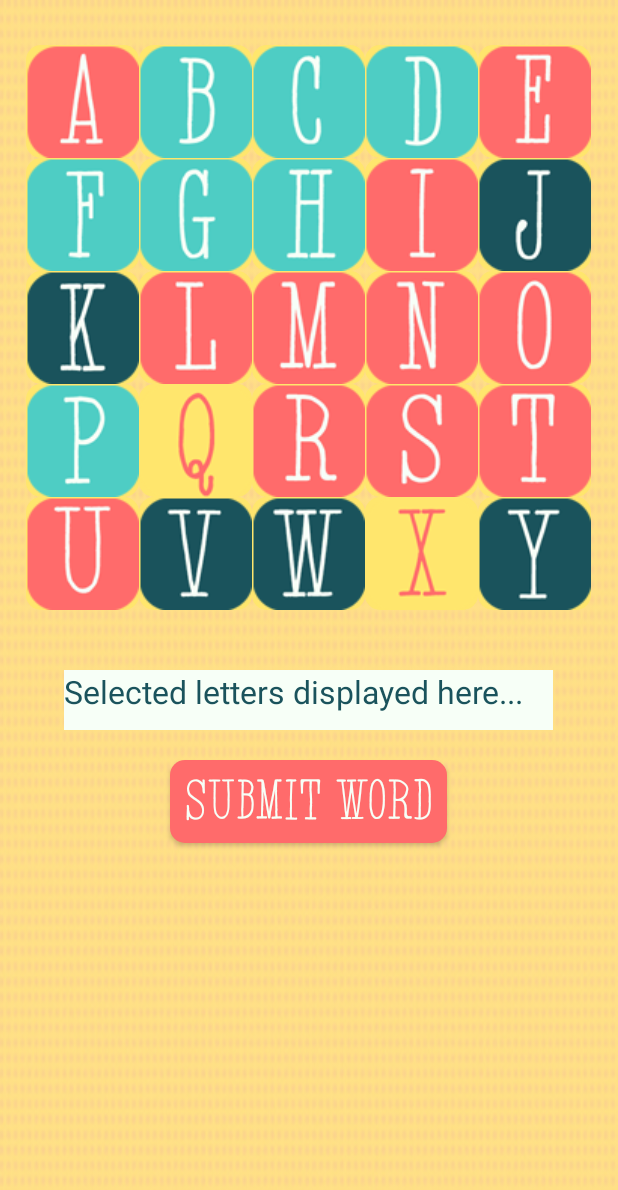
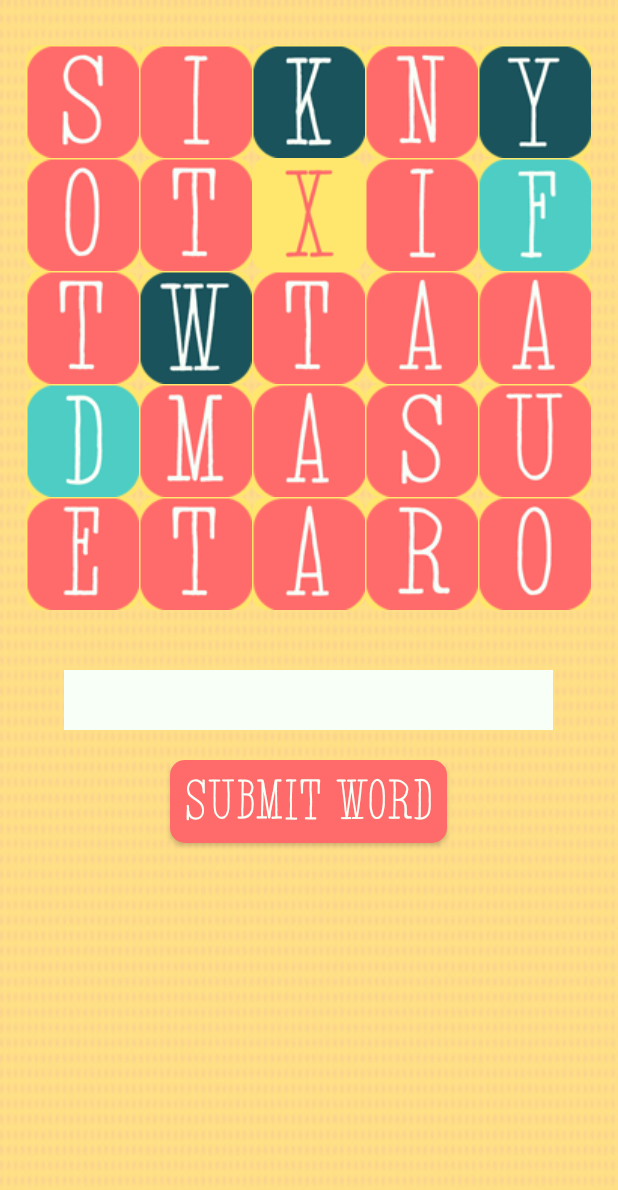
Before and after one commit to NotQuiteHeroes/Anagrams, an Android app: the GameActivity screen opened directly, with no data from a screen before it, on a phone screen of 412 x 824 dp. Shown: the top 1190 px of the screen. Run offline under Robolectric (Android 15) with nearby library versions, the phone set to English and light mode, and no system bars.

Commit message:
Add functionality to randomly assign tile

```diff
--- a/app/src/main/java/com/eckstein/paige/anagrams/GameActivity.java
+++ b/app/src/main/java/com/eckstein/paige/anagrams/GameActivity.java
@@ -8,19 +8,23 @@ import android.view.animation.Animation;
 import android.view.animation.AnimationUtils;
 import android.widget.Button;
 import android.widget.ImageButton;
+import android.widget.TextView;
 
 import java.util.ArrayList;
+import java.util.HashMap;
 import java.util.List;
 
 public class GameActivity extends Activity implements View.OnClickListener {
 
-    List<ImageButton> tiles;
+    GamePlay play = new GamePlay();
+    HashMap<Integer, String> tiles;
+    TextView currentWord;
     static final int[] button_ids =
             {
-              R.id.c0r0, R.id.c0r1, R.id.c0r2, R.id.c0r3, R.id.c0r4,
+                    R.id.c0r0, R.id.c0r1, R.id.c0r2, R.id.c0r3, R.id.c0r4,
                     R.id.c1r0, R.id.c1r1, R.id.c1r2, R.id.c1r3, R.id.c1r4,
                     R.id.c2r0, R.id.c2r1, R.id.c2r2, R.id.c2r3, R.id.c2r4,
-                    R.id.c3r0, R.id.c3r1, R.id.c3r2, R.id.c3r4, R.id.c3r4,
+                    R.id.c3r0, R.id.c3r1, R.id.c3r2, R.id.c3r3, R.id.c3r4,
                     R.id.c4r0, R.id.c4r1, R.id.c4r2, R.id.c4r3, R.id.c4r4
 
             };
@@ -31,12 +35,16 @@ public class GameActivity extends Activity implements View.OnClickListener {
         setContentView(R.layout.activity_game);
 
         GamePlay play = new GamePlay();
-        tiles = new ArrayList<>();
+        currentWord = findViewById(R.id.playField);
+
+        tiles = new HashMap<>();
         for(int id : button_ids)
         {
             ImageButton button = findViewById(id);
             button.setOnClickListener(this);
-            tiles.add(button);
+            int randomTile = play.getRandomTile();
+            button.setImageResource(randomTile);
+            tiles.put(id, play.getTileLetter(randomTile));
         }
 
         //this temporarily just takes the user to the end game screen
@@ -56,5 +64,6 @@ public class GameActivity extends Activity implements View.OnClickListener {
     {
         Animation ranim = AnimationUtils.loadAnimation(this, R.anim.rotate);
         v.startAnimation(ranim);
+        currentWord.append(tiles.get(v.getId()));
     }
 }
--- a/app/src/main/java/com/eckstein/paige/anagrams/GamePlay.java
+++ b/app/src/main/java/com/eckstein/paige/anagrams/GamePlay.java
@@ -5,7 +5,7 @@ import java.util.Random;
 public class GamePlay {
 
     private int[] tiles;
-    Random rng;
+    private Random rng;
 
     public GamePlay()
     {
@@ -35,6 +35,119 @@ public class GamePlay {
 
     public int getRandomTile()
     {
-        return tiles[rng.nextInt(100)];
+        return tiles[rng.nextInt(99)];
+    }
+
+    public String getTileLetter(int drawable)
+    {
+       switch(drawable)
+       {
+           case R.drawable.a:
+           {
+               return "a";
+           }
+           case R.drawable.b:
+           {
+               return "b";
+           }
+           case R.drawable.c:
+           {
+               return "c";
+           }
+           case R.drawable.d:
+           {
+               return "d";
+           }
+           case R.drawable.e:
+           {
+               return "e";
+           }
+           case R.drawable.f:
+           {
+               return "f";
+           }
+           case R.drawable.g:
+           {
+               return "g";
+           }
+           case R.drawable.h:
+           {
+               return "h";
+           }
+           case R.drawable.i:
+           {
+               return "i";
+           }
+           case R.drawable.j:
+           {
+               return "j";
+           }
+           case R.drawable.k:
+           {
+               return "k";
+           }
+           case R.drawable.l:
+           {
+               return "l";
+           }
+           case R.drawable.m:
+           {
+               return "m";
+           }
+           case R.drawable.n:
+           {
+               return "n";
+           }
+           case R.drawable.o:
+           {
+               return "o";
+           }
+           case R.drawable.p:
+           {
+               return "p";
+           }
+           case R.drawable.q:
+           {
+               return "q";
+           }
+           case R.drawable.r:
+           {
+               return "r";
+           }
+           case R.drawable.s:
+           {
+               return "s";
+           }
+           case R.drawable.t:
+           {
+               return "t";
+           }
+           case R.drawable.u:
+           {
+               return "u";
+           }
+           case R.drawable.v:
+           {
+               return "v";
+           }
+           case R.drawable.w:
+           {
+               return "w";
+           }
+           case R.drawable.x:
+           {
+               return "x";
+           }
+           case R.drawable.y:
+           {
+               return "y";
+           }
+           case R.drawable.z:
+           {
+               return "z";
+           }
+       }
+
+       return "a";
     }
 }
--- a/app/src/main/res/layout/activity_game.xml
+++ b/app/src/main/res/layout/activity_game.xml
@@ -1,6 +1,5 @@
 <?xml version="1.0" encoding="utf-8"?>
 <android.support.constraint.ConstraintLayout xmlns:android="http://schemas.android.com/apk/res/android"
-    xmlns:app="http://schemas.android.com/apk/res-auto"
     xmlns:tools="http://schemas.android.com/tools"
     android:layout_width="match_parent"
     android:layout_height="match_parent"
@@ -26,181 +25,181 @@
                 android:layout_column="0"
                 android:layout_row="0"
                 android:background="@drawable/rounded_button_yellow"
-                android:src="@drawable/a" />
+                tools:ignore="ContentDescription"/>
 
             <ImageButton
                 android:id="@+id/c1r0"
                 android:layout_column="1"
                 android:layout_row="0"
                 android:background="@drawable/rounded_button_yellow"
-                android:src="@drawable/b" />
+                tools:ignore="ContentDescription"/>
 
             <ImageButton
                 android:id="@+id/c2r0"
                 android:layout_column="2"
                 android:layout_row="0"
                 android:background="@drawable/rounded_button_yellow"
-                android:src="@drawable/c" />
+                tools:ignore="ContentDescription"/>
 
             <ImageButton
                 android:id="@+id/c3r0"
                 android:layout_column="3"
                 android:layout_row="0"
                 android:background="@drawable/rounded_button_yellow"
-                android:src="@drawable/d" />
+                tools:ignore="ContentDescription"/>
 
             <ImageButton
                 android:id="@+id/c4r0"
                 android:layout_column="4"
                 android:layout_row="0"
                 android:background="@drawable/rounded_button_yellow"
-                android:src="@drawable/e" />
+                tools:ignore="ContentDescription"/>
 
             <ImageButton
                 android:id="@+id/c0r1"
                 android:layout_column="0"
                 android:layout_row="1"
                 android:background="@drawable/rounded_button_yellow"
-                android:src="@drawable/f" />
+                tools:ignore="ContentDescription"/>
 
             <ImageButton
                 android:id="@+id/c1r1"
                 android:layout_column="1"
                 android:layout_row="1"
                 android:background="@drawable/rounded_button_yellow"
-                android:src="@drawable/g" />
+                tools:ignore="ContentDescription"/>
 
             <ImageButton
                 android:id="@+id/c2r1"
                 android:layout_column="2"
                 android:layout_row="1"
                 android:background="@drawable/rounded_button_yellow"
-                android:src="@drawable/h" />
+                tools:ignore="ContentDescription"/>
 
             <ImageButton
                 android:id="@+id/c3r1"
                 android:layout_column="3"
                 android:layout_row="1"
                 android:background="@drawable/rounded_button_yellow"
-                android:src="@drawable/i" />
+                tools:ignore="ContentDescription"/>
 
             <ImageButton
                 android:id="@+id/c4r1"
                 android:layout_column="4"
                 android:layout_row="1"
                 android:background="@drawable/rounded_button_yellow"
-                android:src="@drawable/j" />
+                tools:ignore="ContentDescription"/>
 
             <ImageButton
                 android:id="@+id/c0r2"
                 android:layout_column="0"
                 android:layout_row="2"
                 android:background="@drawable/rounded_button_yellow"
-                android:src="@drawable/k" />
+                tools:ignore="ContentDescription"/>
 
             <ImageButton
                 android:id="@+id/c1r2"
                 android:layout_column="1"
                 android:layout_row="2"
                 android:background="@drawable/rounded_button_yellow"
-                android:src="@drawable/l" />
+                tools:ignore="ContentDescription"/>
 
             <ImageButton
                 android:id="@+id/c2r2"
                 android:layout_column="2"
                 android:layout_row="2"
                 android:background="@drawable/rounded_button_yellow"
-                android:src="@drawable/m" />
+                tools:ignore="ContentDescription"/>
 
             <ImageButton
                 android:id="@+id/c3r2"
                 android:layout_column="3"
                 android:layout_row="2"
                 android:background="@drawable/rounded_button_yellow"
-                android:src="@drawable/n" />
+                tools:ignore="ContentDescription"/>
 
             <ImageButton
                 android:id="@+id/c4r2"
                 android:layout_column="4"
                 android:layout_row="2"
                 android:background="@drawable/rounded_button_yellow"
-                android:src="@drawable/o" />
+                tools:ignore="ContentDescription"/>
 
             <ImageButton
                 android:id="@+id/c0r3"
                 android:layout_column="0"
                 android:layout_row="3"
                 android:background="@drawable/rounded_button_yellow"
-                android:src="@drawable/p" />
+                tools:ignore="ContentDescription"/>
 
             <ImageButton
                 android:id="@+id/c1r3"
                 android:layout_column="1"
                 android:layout_row="3"
                 android:background="@drawable/rounded_button_yellow"
-                android:src="@drawable/q_pink_text" />
+                tools:ignore="ContentDescription"/>
 
             <ImageButton
                 android:id="@+id/c2r3"
                 android:layout_column="2"
                 android:layout_row="3"
                 android:background="@drawable/rounded_button_yellow"
-                android:src="@drawable/r" />
+                tools:ignore="ContentDescription"/>
 
             <ImageButton
                 android:id="@+id/c3r3"
                 android:layout_column="3"
                 android:layout_row="3"
                 android:background="@drawable/rounded_button_yellow"
-                android:src="@drawable/s" />
+                tools:ignore="ContentDescription"/>
 
             <ImageButton
                 android:id="@+id/c4r3"
                 android:layout_column="4"
                 android:layout_row="3"
                 android:background="@drawable/rounded_button_yellow"
-                android:src="@drawable/t" />
+                tools:ignore="ContentDescription"/>
 
             <ImageButton
                 android:id="@+id/c0r4"
                 android:layout_column="0"
                 android:layout_row="4"
                 android:background="@drawable/rounded_button_yellow"
-                android:src="@drawable/u" />
+                tools:ignore="ContentDescription"/>
 
             <ImageButton
                 android:id="@+id/c1r4"
                 android:layout_column="1"
                 android:layout_row="4"
                 android:background="@drawable/rounded_button_yellow"
-                android:src="@drawable/v" />
+                tools:ignore="ContentDescription"/>
 
             <ImageButton
                 android:id="@+id/c2r4"
                 android:layout_column="2"
                 android:layout_row="4"
                 android:background="@drawable/rounded_button_yellow"
-                android:src="@drawable/w" />
+                tools:ignore="ContentDescription"/>
 
             <ImageButton
                 android:id="@+id/c3r4"
                 android:layout_column="3"
                 android:layout_row="4"
                 android:background="@drawable/rounded_button_yellow"
-                android:src="@drawable/x_pink_text" />
+                tools:ignore="ContentDescription"/>
 
             <ImageButton
                 android:id="@+id/c4r4"
                 android:layout_column="4"
                 android:layout_row="4"
                 android:background="@drawable/rounded_button_yellow"
-                android:src="@drawable/y" />
+                tools:ignore="ContentDescription"/>
         </GridLayout>
 
         <TextView
             android:layout_width="326sp"
             android:layout_height="40sp"
-            android:text="@string/gamePlayHolder"
+            android:fontFamily="@font/hand_type_writer"
             android:background="@color/offWhite"
             android:layout_gravity="center"
             android:textSize="9.5pt"
```
